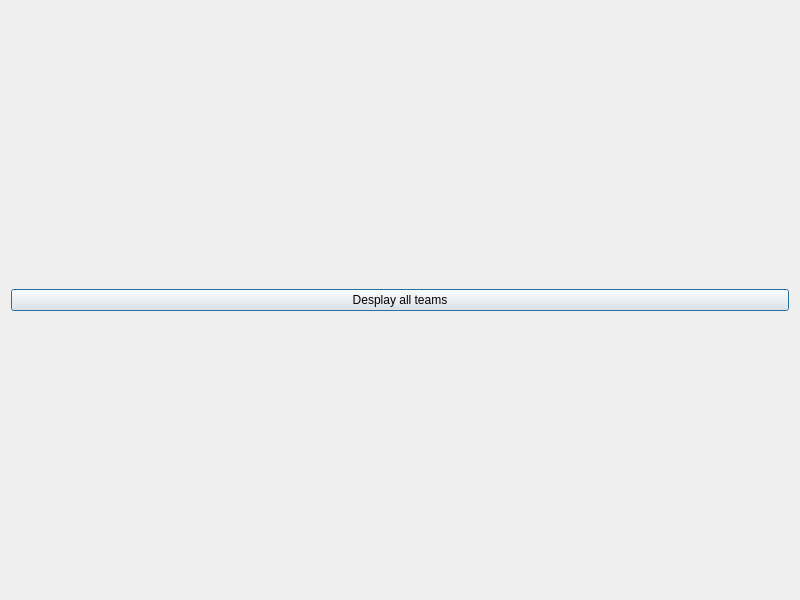
Before: the Qt Designer form project-1/dialog.ui in samshafieha/project-1-football-pamphlet, drawn with Qt 5.
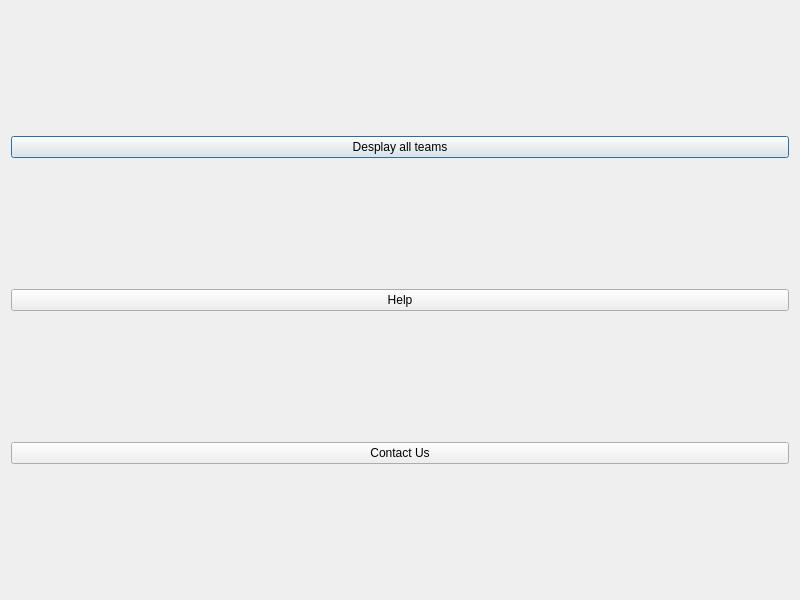
After: the same form once the commit is applied.

Commit message: Added help and contact buttons (#5)

The edit to the form file:
```diff
--- a/project-1/dialog.ui
+++ b/project-1/dialog.ui
@@ -21,6 +21,20 @@
      </property>
     </widget>
    </item>
+   <item>
+    <widget class="QPushButton" name="pushButton_2">
+     <property name="text">
+      <string>Help</string>
+     </property>
+    </widget>
+   </item>
+   <item>
+    <widget class="QPushButton" name="pushButton_3">
+     <property name="text">
+      <string>Contact Us</string>
+     </property>
+    </widget>
+   </item>
   </layout>
  </widget>
  <resources/>
```
The commit also changes 10 other files.
